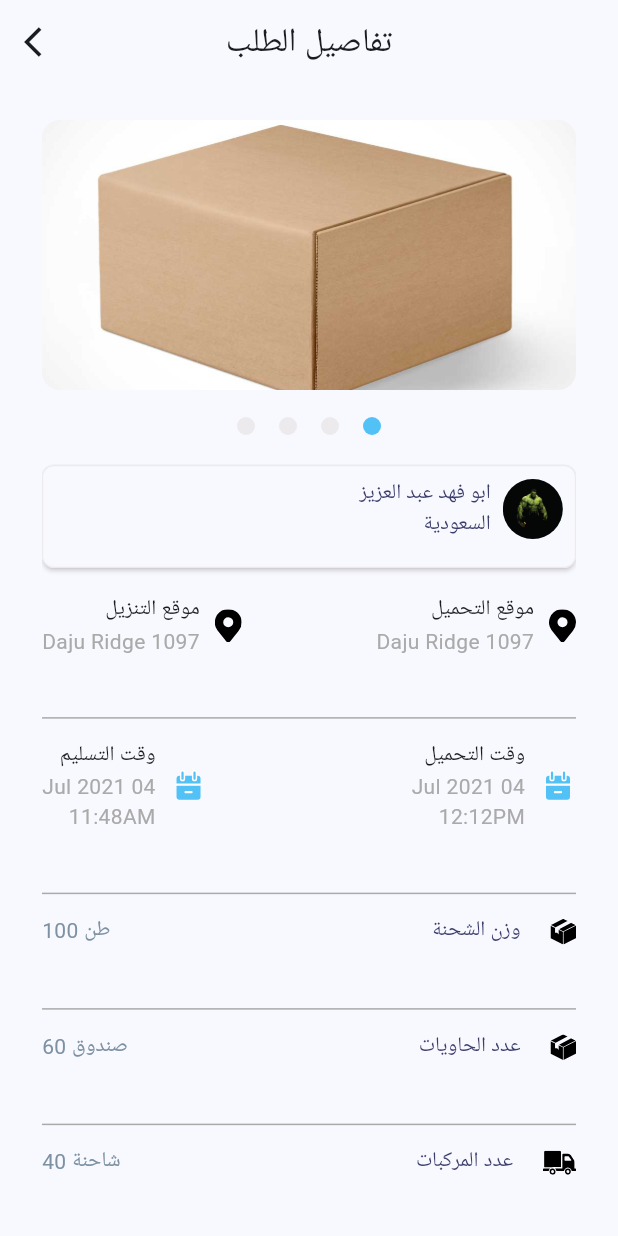
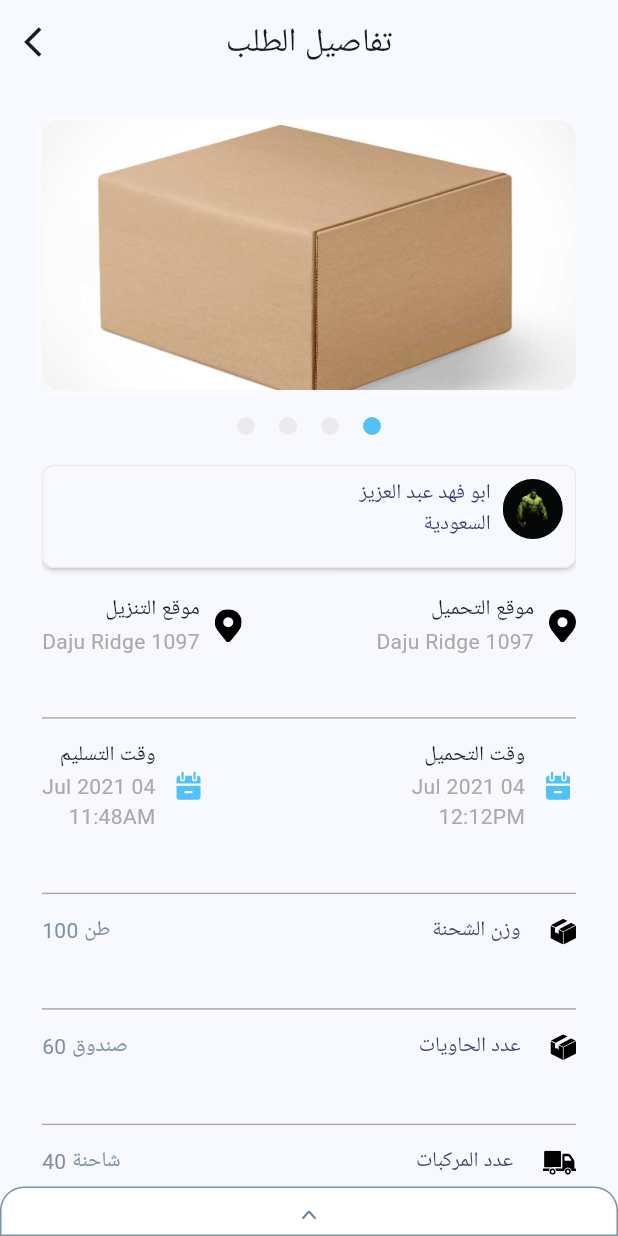
Before and after one commit to Kerolos163/alexTask, a Flutter app: the DescriptionView screen opened directly, on a phone screen of 412 x 824 dp. Run offline on Flutter 3.47's test engine with Material 2 defaults, Android fonts, the phone set to English and light mode, and no system bars; our stand-ins replace device_preview, flutter_bloc, flutter_svg.

Commit message:
Start work on BottomSheetBody

```diff
--- a/lib/core/manager/asser_manager.dart
+++ b/lib/core/manager/asser_manager.dart
@@ -10,4 +10,5 @@ abstract class AssetManager {
   static const String blueCalendar = "asset/images/blueCalendar.svg";
   static const String boxSVG = "asset/images/SvgBox.svg";
   static const String truckSVG = "asset/images/truck.svg";
+  static const String arrowSVG = "asset/images/arrow.svg";
 }
--- a/lib/feature/Description/presenation/view/description_view.dart
+++ b/lib/feature/Description/presenation/view/description_view.dart
@@ -1,5 +1,8 @@
+
+import 'package:alextask/feature/Description/presenation/view/info_buttom_sheet.dart';
 import 'package:alextask/feature/Description/presenation/view/widget/description_body.dart';
 import 'package:alextask/feature/Description/presenation/viewModel/Cubit/cubit.dart';
+import 'package:alextask/feature/Description/presenation/viewModel/Cubit/state.dart';
 import 'package:flutter/material.dart';
 import 'package:flutter_bloc/flutter_bloc.dart';
 
@@ -8,7 +11,9 @@ class DescriptionView extends StatelessWidget {
 
   @override
   Widget build(BuildContext context) {
-    return Scaffold(
+    return BlocProvider(
+      create: (context) => DescriptionCubit(),
+      child: Scaffold(
         appBar: AppBar(
           centerTitle: true,
           leading: IconButton(
@@ -18,11 +23,14 @@ class DescriptionView extends StatelessWidget {
               icon: const Icon(Icons.arrow_back_ios)),
           title: const Text("تفاصيل الطلب"),
         ),
-      body: Directionality(
+        body: const Directionality(
           textDirection: TextDirection.rtl,
-        child: BlocProvider(
-          create: (context) => DescriptionCubit(),
-          child: const DescriptionBody(),
+          child: DescriptionBody(),
+        ),
+        bottomSheet: BlocBuilder<DescriptionCubit, DescriptionState>(
+          builder: (context, state) {
+            return const InfoButtomSheet();
+          },
         ),
       ),
     );
--- /dev/null
+++ b/lib/feature/Description/presenation/view/info_buttom_sheet.dart
@@ -0,0 +1,83 @@
+import 'package:alextask/core/manager/asser_manager.dart';
+import 'package:alextask/core/manager/color_manager.dart';
+import 'package:alextask/feature/Description/presenation/viewModel/Cubit/cubit.dart';
+import 'package:alextask/feature/Description/presenation/viewModel/Cubit/state.dart';
+
+import 'package:flutter/material.dart';
+import 'package:flutter_bloc/flutter_bloc.dart';
+import 'package:flutter_svg/svg.dart';
+
+class InfoButtomSheet extends StatelessWidget {
+  const InfoButtomSheet({super.key});
+
+  @override
+  Widget build(BuildContext context) {
+    return BlocBuilder<DescriptionCubit, DescriptionState>(
+      builder: (context, state) {
+        return Container(
+          width: double.infinity,
+          padding: const EdgeInsets.all(8),
+          decoration: BoxDecoration(
+              color: ColorManager.white,
+              borderRadius: const BorderRadius.only(
+                topLeft: Radius.circular(16),
+                topRight: Radius.circular(16),
+              ),
+              border: Border.all(color: ColorManager.gray2)),
+          child: Column(
+            mainAxisSize: MainAxisSize.min,
+            children: [
+              const SizedBox(
+                height: 5,
+              ),
+              GestureDetector(
+                onTap: () {
+                  DescriptionCubit.get(context).changeBottomSheet();
+                },
+                child: SvgPicture.asset(
+                  AssetManager.arrowSVG,
+                  height: 10,
+                  width: 10,
+                ),
+              ),
+              DescriptionCubit.get(context).isOpen
+                  ? const BottomSheetBody()
+                  : Container()
+            ],
+          ),
+        );
+      },
+    );
+  }
+}
+
+class BottomSheetBody extends StatelessWidget {
+  const BottomSheetBody({
+    super.key,
+  });
+
+  @override
+  Widget build(BuildContext context) {
+    return const Column(
+      children: [
+        SizedBox(height: 13),
+        Align(
+          alignment: Alignment.centerRight,
+          child: Text("تحديد السعر بين العميل والسائق"),
+        ),
+        Row(
+          mainAxisAlignment: MainAxisAlignment.end,
+          children: [
+            Text(
+              "2500 ريال",
+              style: TextStyle(color: ColorManager.prime),
+              textDirection: TextDirection.rtl,
+            ),
+            SizedBox(width: 8),
+            Text("السعر الحالي"),
+          ],
+        ),
+      ],
+    );
+  }
+}
--- a/lib/feature/Description/presenation/view/widget/description_body.dart
+++ b/lib/feature/Description/presenation/view/widget/description_body.dart
@@ -1,5 +1,6 @@
 import 'package:alextask/core/manager/asser_manager.dart';
 import 'package:alextask/core/manager/color_manager.dart';
+import 'package:alextask/core/my_device.dart';
 import 'package:alextask/feature/Description/presenation/view/widget/from_to_location_widget.dart';
 import 'package:alextask/feature/Description/presenation/view/widget/from_to_time_widget.dart';
 import 'package:alextask/feature/Description/presenation/view/widget/indicators_widget.dart';
@@ -88,7 +89,12 @@ class DescriptionBody extends StatelessWidget {
                 const Text(
                   "اريد توصيل شحنة خشب الي ميناء جدة  وزن الشحنة 100 طن …",
                   style: TextStyle(color: ColorManager.gray2, fontSize: 14),
-                )
+                  textAlign: TextAlign.start,
+                ),
+                SizedBox(
+                    height: DescriptionCubit.get(context).isOpen
+                        ? MyDevice.getHeigh(context) / 8
+                        : MyDevice.getHeigh(context) / 30)
               ],
             ),
           ),
--- a/lib/feature/Description/presenation/viewModel/Cubit/state.dart
+++ b/lib/feature/Description/presenation/viewModel/Cubit/state.dart
@@ -3,3 +3,5 @@ abstract class DescriptionState {}
 class IniteState extends DescriptionState {}
 
 class ChangeIndexState extends DescriptionState {}
+
+class ChangeHeightBottomSheetState extends DescriptionState {}
```
Also changed, not shown: lib/feature/Description/presenation/view/widget/bottom_sheet_bar.dart (added, +30 -0 lines), lib/feature/Description/presenation/view/widget/bottom_sheet_body.dart (added, +33 -0 lines), lib/feature/Description/presenation/viewModel/Cubit/cubit.dart (+9 -0 lines), asset/images/arrow.svg (added). Lines whose indentation alone changed are shown as unchanged.
